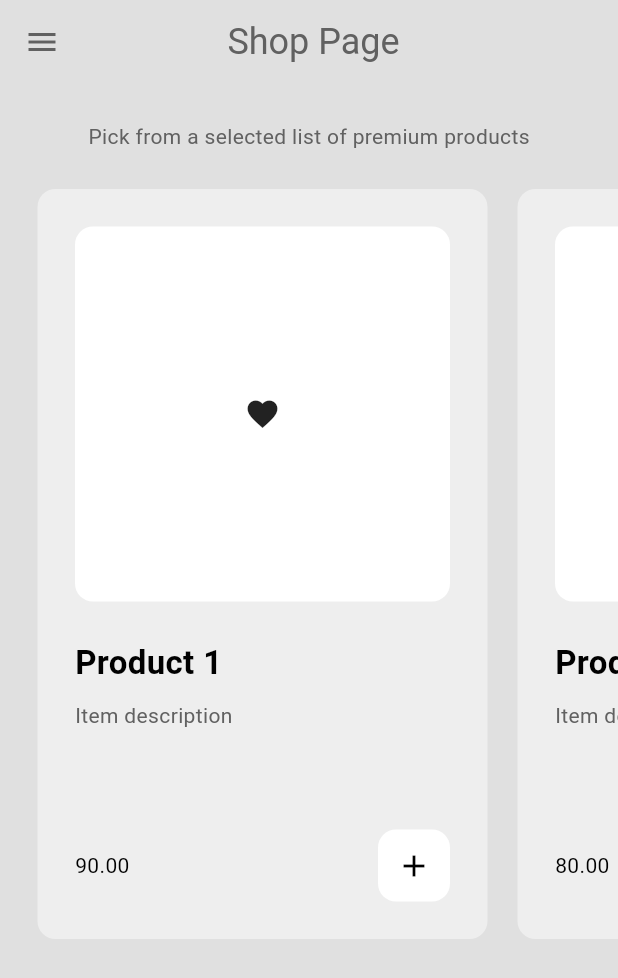
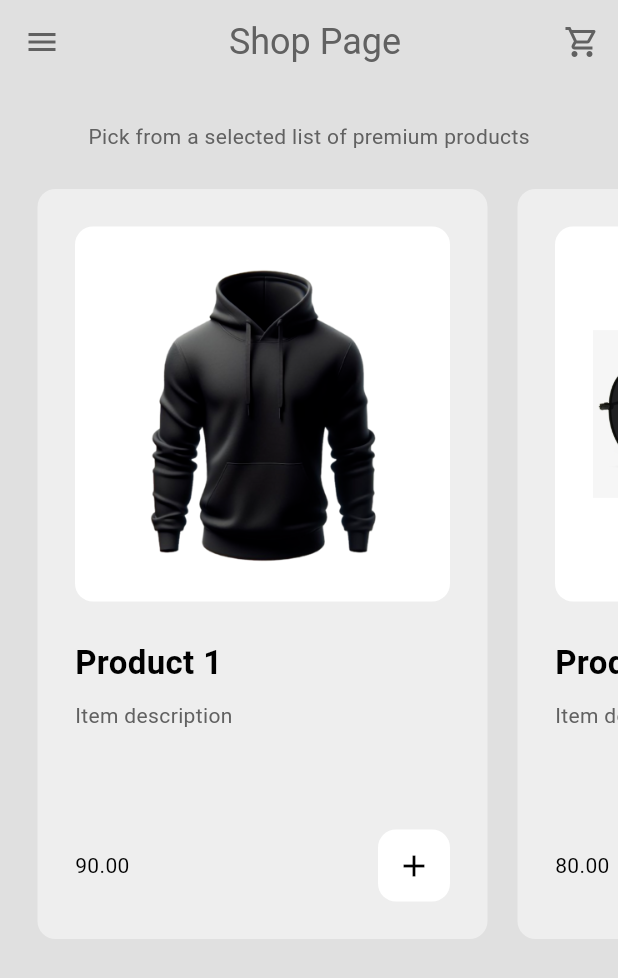
Before and after one commit to Brightnyandiko/MInimalEshop, a Flutter app: the ShopPage screen opened by its route, on a phone screen of 412 x 824 dp. Shown: the top 978 px of the screen. Run offline on Flutter 3.47's test engine with Material 3 defaults, Android fonts, the phone set to English and light mode, and no system bars.

```diff
--- a/lib/components/product_tile.dart
+++ b/lib/components/product_tile.dart
@@ -66,7 +66,7 @@ class MyProductTile extends StatelessWidget {
                     ),
                     width: double.infinity,
                     padding: EdgeInsets.all(25),
-                    child: Icon(Icons.favorite)),
+                    child: Image.asset(product.imagePath ?? 'No Image Available')),
               ),
 
               const SizedBox(height: 25,),
--- a/lib/models/product.dart
+++ b/lib/models/product.dart
@@ -3,13 +3,13 @@ class Product {
   String? name;
   double? price;
   String? description;
-  // String? imagePath;
+  String? imagePath;
 
   Product({
     required this.name,
     required this.price,
     required this.description,
-    // required this.imagePath,
+    required this.imagePath,
 });
 
 }
--- a/lib/models/shop.dart
+++ b/lib/models/shop.dart
@@ -9,25 +9,25 @@ class Shop extends ChangeNotifier{
       name: "Product 1",
       price: 90.00,
       description: "Item description",
-      // imagePath: '',
+      imagePath: 'assets/nice_hoodie.png',
     ),
     Product(
       name: "Product 2",
       price: 80.00,
       description: "Item description",
-      // imagePath: '',
+      imagePath: 'assets/sunglass1.png',
     ),
     Product(
       name: "Product 3",
       price: 70.00,
       description: "Item description",
-      // imagePath: '',
+      imagePath: 'assets/thursday_boots.png',
     ),
     Product(
       name: "Product 4",
       price: 60.00,
       description: "Item description",
-      // imagePath: '',
+      imagePath: 'assets/nice_shirt.png',
     )
   ];
 
--- a/lib/pages/shop_page.dart
+++ b/lib/pages/shop_page.dart
@@ -15,17 +15,21 @@ class ShopPage extends StatelessWidget {
       appBar: AppBar(
         backgroundColor: Colors.transparent,
         foregroundColor: Theme.of(context).colorScheme.inversePrimary,
-        title: Center(
-          child: Padding(
-            padding: const EdgeInsets.only(right: 50),
-            child: const Text(
-              "Shop Page",
-              style: TextStyle(
-                fontSize: 24,
-              ),
+        title: const Center(
+          child: Text(
+            "Shop Page",
+            style: TextStyle(
+              fontSize: 24,
             ),
           ),
         ),
+        actions: [
+          //go to cart button
+          IconButton(
+              onPressed:() => Navigator.pushNamed(context, '/cart_page'),
+              icon: Icon(Icons.shopping_cart_outlined)
+          )
+        ],
       ),
       drawer: MyDrawer(),
       body: ListView(
--- a/pubspec.yaml
+++ b/pubspec.yaml
@@ -60,8 +60,8 @@ flutter:
   uses-material-design: true
 
   # To add assets to your application, add an assets section, like this:
-  # assets:
-  #   - images/a_dot_burr.jpeg
+  assets:
+    - assets/
   #   - images/a_dot_ham.jpeg
 
   # An image asset can refer to one or more resolution-specific "variants", see
```
Also changed, not shown: assets/nice_hoodie.png (added), assets/nice_shirt.png (added), assets/sunglass1.png (added), assets/thursday_boots.png (added).
